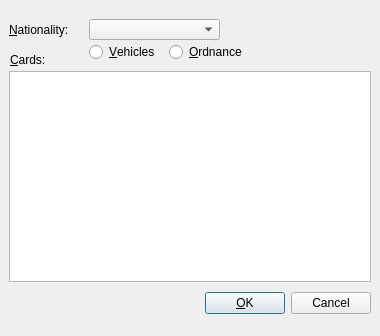
Qt form ui/add_card_dialog.ui (pacman-ghost/aslcards) before a commit.
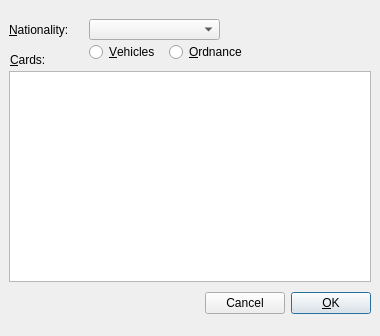
The same form after that commit.

```diff
--- a/ui/add_card_dialog.ui
+++ b/ui/add_card_dialog.ui
@@ -113,6 +113,13 @@
       </property>
      </spacer>
     </item>
+    <item>
+     <widget class="QPushButton" name="cancel_button">
+      <property name="text">
+       <string>Cancel</string>
+      </property>
+     </widget>
+    </item>
     <item>
      <widget class="QPushButton" name="ok_button">
       <property name="text">
@@ -123,13 +130,6 @@
       </property>
      </widget>
     </item>
-    <item>
-     <widget class="QPushButton" name="cancel_button">
-      <property name="text">
-       <string>Cancel</string>
-      </property>
-     </widget>
-    </item>
    </layout>
   </widget>
   <widget class="QLabel" name="label_2">
```
